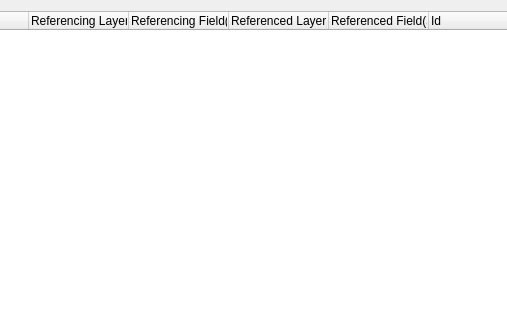
qgis/QGIS, file src/ui/qgsrelationmanagerdialogbase.ui: the form before one commit; both pictures show x 83 to 590 and y 0 to 320 of the 713 by 427 pixel window.
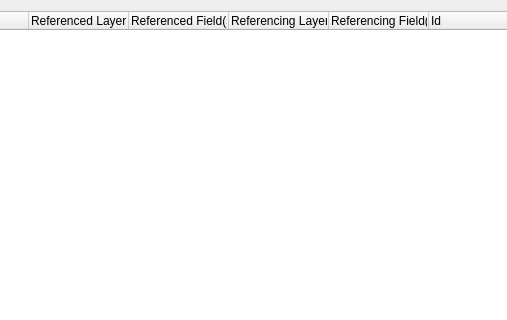
The form after the commit. Icons and pictures are not drawn.

Commit message: fix naming confusion with refernced (parent) and referencing (child

Patch:
```diff
--- a/src/ui/qgsrelationmanagerdialogbase.ui
+++ b/src/ui/qgsrelationmanagerdialogbase.ui
@@ -24,16 +24,6 @@
        <string>Name</string>
       </property>
      </column>
-     <column>
-      <property name="text">
-       <string>Referencing Layer</string>
-      </property>
-     </column>
-     <column>
-      <property name="text">
-       <string>Referencing Field(s)</string>
-      </property>
-     </column>
      <column>
       <property name="text">
        <string>Referenced Layer</string>
@@ -44,6 +34,16 @@
        <string>Referenced Field(s)</string>
       </property>
      </column>
+     <column>
+      <property name="text">
+       <string>Referencing Layer</string>
+      </property>
+     </column>
+     <column>
+      <property name="text">
+       <string>Referencing Field(s)</string>
+      </property>
+     </column>
      <column>
       <property name="text">
        <string>Id</string>
```
